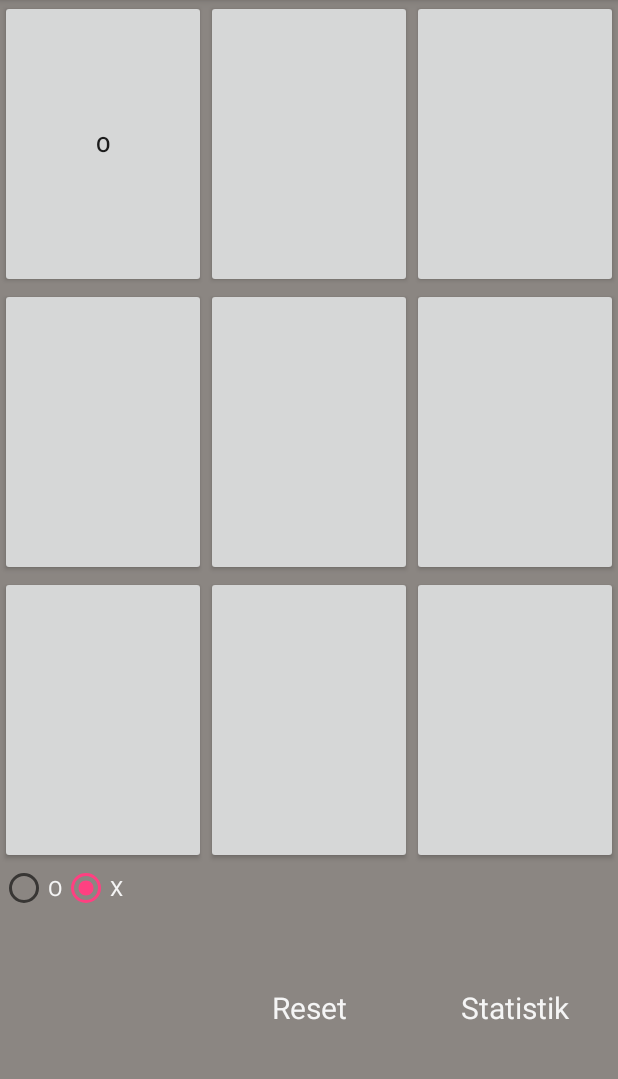
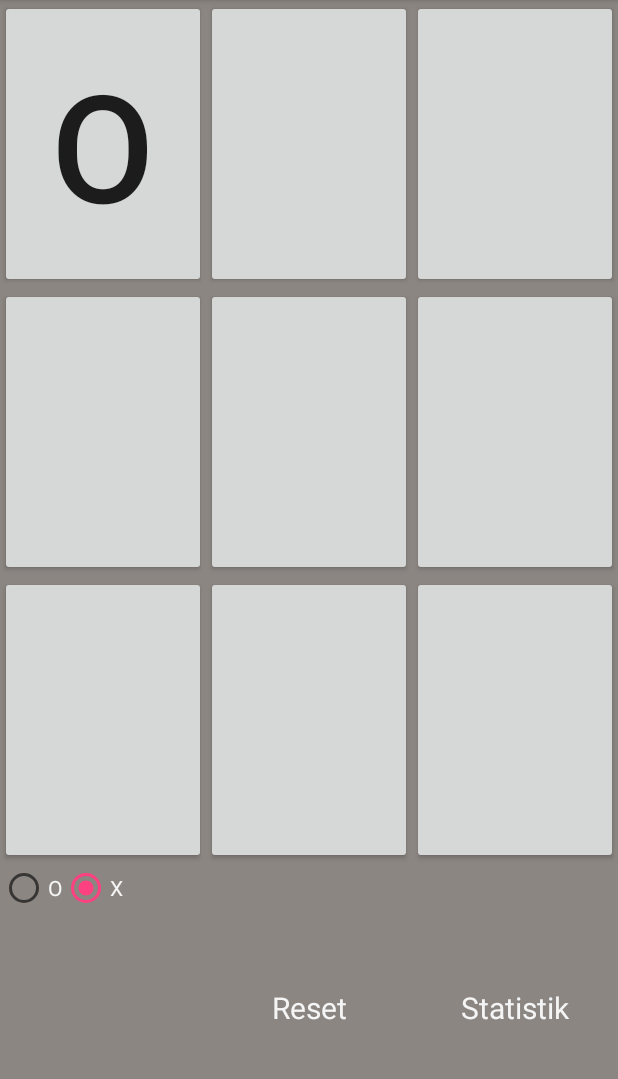
Before and after one commit to FrancoisBertrand/MyTicTacToe, an Android app: the screen it shows after launch (MainActivity), after a tap on an icon or button, on a phone screen of 412 x 824 dp, the part 84-1163 px from its top. Run offline under Robolectric (Android 15) with nearby library versions, the phone set to English and light mode, and no system bars.

Commit message:
groeße der Zeichen verändert, Gewinnanzeige zentriert

```diff
--- a/app/src/main/java/de/mobileanwendungen/mytictactoe/MainActivity.java
+++ b/app/src/main/java/de/mobileanwendungen/mytictactoe/MainActivity.java
@@ -5,6 +5,7 @@ import android.content.pm.ActivityInfo;
 import android.content.res.Configuration;
 import android.support.v7.app.AppCompatActivity;
 import android.os.Bundle;
+import android.view.Gravity;
 import android.view.View;
 import android.widget.Button;
 import android.widget.RadioButton;
@@ -33,19 +34,30 @@ public class MainActivity extends AppCompatActivity {
         counter = 0;
         radioButtonO = (RadioButton)findViewById(R.id.radio_O);
         radioButtonX = (RadioButton)findViewById(R.id.radio_X);
+        radioButtonO.setChecked(true);
+        radioButtonX.setChecked(false);
     }
 
     public void resetClick(View view){
         reset();
     }
 
+    /**
+     * Wechselt zwischen den RadioButtons, je nachdem welcher Spieler am Zug ist.
+     * @param view
+     */
     public void onRadioButtonChanged(View view){
-        if(counter%2 == 1){
+
+
+        if(counter%2 == 1 ){
             radioButtonO.setChecked(true);
-        }else{
+
+        }else if(counter%2 == 0){
             radioButtonX.setChecked(true);
         }
     }
+
+
 
 
     public void setSymbol(View view){
@@ -95,6 +107,7 @@ public class MainActivity extends AppCompatActivity {
             if(counter % 2 == 1){
                 gameboard.setzeZeichen(xPosition,yPosition,spielerX);
                 butt.setText(spielerX);
+
                 onRadioButtonChanged(view);
             }else{
                 gameboard.setzeZeichen(xPosition,yPosition,spielerO);
@@ -143,6 +156,7 @@ public class MainActivity extends AppCompatActivity {
 
         Context context = getApplicationContext();
         Toast toast = Toast.makeText(context,spieler, Toast.LENGTH_LONG);
+        toast.setGravity(Gravity.CENTER|Gravity.CENTER,0,0);
         toast.show();
     }
 
--- a/app/src/main/res/layout/activity_main.xml
+++ b/app/src/main/res/layout/activity_main.xml
@@ -18,6 +18,7 @@
             android:layout_height="match_parent"
             android:layout_weight="1"
             android:id="@+id/button_1"
+            android:textSize="100sp"
             android:onClick="setSymbol" />
 
         <Button
@@ -25,6 +26,7 @@
             android:layout_height="match_parent"
             android:layout_weight="1"
             android:id="@+id/button_2"
+            android:textSize="100sp"
             android:onClick="setSymbol"/>
 
         <Button
@@ -32,6 +34,7 @@
             android:layout_height="match_parent"
             android:layout_weight="1"
             android:id="@+id/button_3"
+            android:textSize="100sp"
             android:onClick="setSymbol"/>
 
     </LinearLayout>
@@ -48,6 +51,7 @@
             android:layout_height="match_parent"
             android:layout_weight="1"
             android:id="@+id/button_4"
+            android:textSize="100sp"
             android:onClick="setSymbol" />
 
         <Button
@@ -55,6 +59,7 @@
             android:layout_height="match_parent"
             android:layout_weight="1"
             android:id="@+id/button_5"
+            android:textSize="100sp"
             android:onClick="setSymbol"/>
 
         <Button
@@ -62,6 +67,7 @@
             android:layout_height="match_parent"
             android:layout_weight="1"
             android:id="@+id/button_6"
+            android:textSize="100sp"
             android:onClick="setSymbol"/>
 
     </LinearLayout>
@@ -78,6 +84,7 @@
             android:layout_height="match_parent"
             android:layout_weight="1"
             android:id="@+id/button_7"
+            android:textSize="100sp"
             android:onClick="setSymbol"/>
 
         <Button
@@ -85,6 +92,7 @@
             android:layout_height="match_parent"
             android:layout_weight="1"
             android:id="@+id/button_8"
+            android:textSize="100sp"
             android:onClick="setSymbol"/>
 
         <Button
@@ -92,6 +100,7 @@
             android:layout_height="match_parent"
             android:layout_weight="1"
             android:id="@+id/button_9"
+            android:textSize="100sp"
             android:onClick="setSymbol"/>
 
     </LinearLayout>
@@ -103,12 +112,14 @@
         android:orientation="horizontal">
 
         <RadioGroup
+            android:id="@+id/radio"
             android:layout_width="0dp"
             android:layout_height="wrap_content"
             android:layout_weight="1"
             android:gravity="left"
             android:orientation="horizontal"
-            android:weightSum="1">
+            android:weightSum="1"
+            android:clickable="false">
 
             <RadioButton
                 android:id="@+id/radio_O"
```
Also changed, not shown: app/src/main/grenn_alien-web.png (added).
